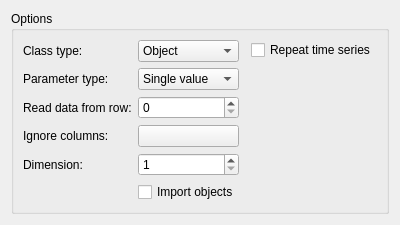
Old version of the form spinetoolbox/import_editor/ui/import_mapping_options.ui in the repository spine-tools/Spine-Toolbox.
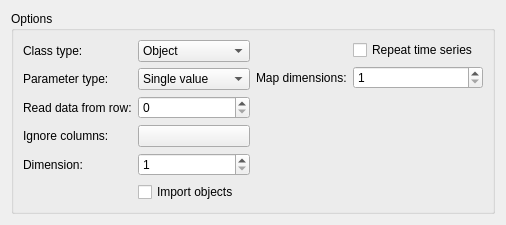
New version of the form.

```diff
--- a/spinetoolbox/import_editor/ui/import_mapping_options.ui
+++ b/spinetoolbox/import_editor/ui/import_mapping_options.ui
@@ -18,7 +18,7 @@
    <rect>
     <x>0</x>
     <y>0</y>
-    <width>400</width>
+    <width>506</width>
     <height>204</height>
    </rect>
   </property>
@@ -160,6 +160,20 @@
           </property>
          </widget>
         </item>
+        <item row="1" column="1">
+         <widget class="QSpinBox" name="map_dimension_spin_box">
+          <property name="minimum">
+           <number>1</number>
+          </property>
+         </widget>
+        </item>
+        <item row="1" column="0">
+         <widget class="QLabel" name="map_dimensions_label">
+          <property name="text">
+           <string>Map dimensions:</string>
+          </property>
+         </widget>
+        </item>
        </layout>
       </item>
      </layout>
```
